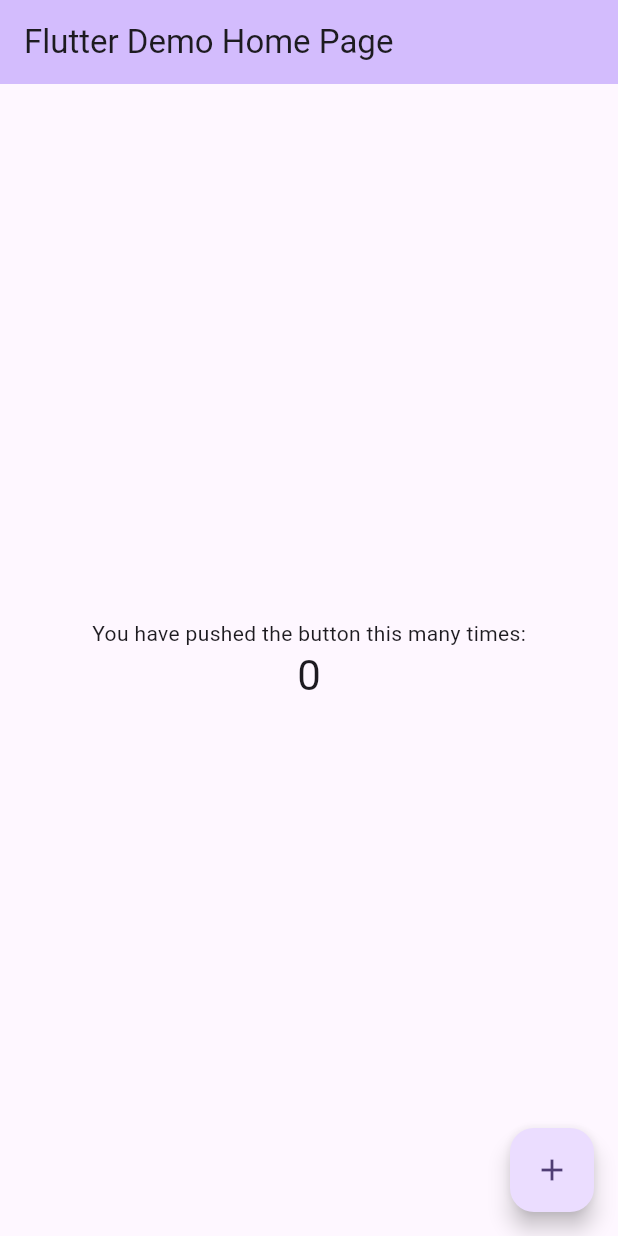
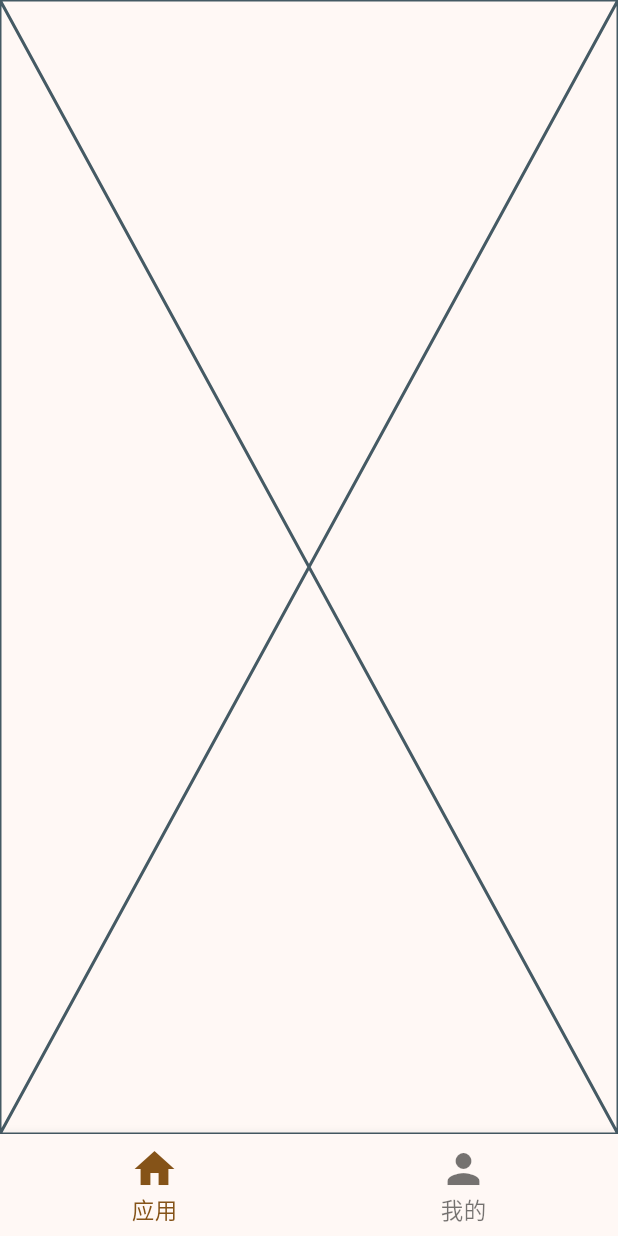
Before and after one commit to GoForceX/Waterstone, a Flutter app: the screen it shows after launch, on a phone screen of 412 x 824 dp. Run offline on Flutter 3.47's test engine with Material 3 defaults, Android fonts, the phone set to English and light mode, and no system bars; our stand-ins replace auto_route, cookie_jar, dio, dio_cookie_manager, logger, native_dio_adapter and 2 more; missing offline and left inert: a package; statements that could not run were skipped.

Commit message:
feat: Set init structure

```diff
--- a/lib/main.dart
+++ b/lib/main.dart
@@ -1,5 +1,4 @@
-import 'dart:io';
-
+import 'package:auto_route/auto_route.dart';
 import 'package:cookie_jar/cookie_jar.dart';
 import 'package:dio/dio.dart';
 import 'package:dio_cookie_manager/dio_cookie_manager.dart';
@@ -9,13 +8,14 @@ import 'package:native_dio_adapter/native_dio_adapter.dart';
 import 'package:package_info_plus/package_info_plus.dart';
 import 'package:path_provider/path_provider.dart';
 import 'package:shared_preferences/shared_preferences.dart';
+import 'package:waterstone/main.gr.dart';
 
 import 'constants.dart';
 
 Future<void> main() async {
   WidgetsFlutterBinding.ensureInitialized();
   await BaseSingleton.singleton.init();
-  runApp(const MyApp());
+  runApp(MyApp());
 }
 
 Logger logger = Logger(
@@ -29,123 +29,34 @@ Logger logger = Logger(
         ));
 
 class MyApp extends StatelessWidget {
-  const MyApp({super.key});
+  MyApp({super.key});
+
+  final _appRouter = AppRouter();
 
   // This widget is the root of your application.
   @override
   Widget build(BuildContext context) {
-    return MaterialApp(
+    return MaterialApp.router(
       title: 'Waterstone',
+      routerConfig: _appRouter.config(),
       theme: ThemeData(
-        // This is the theme of your application.
-        //
-        // TRY THIS: Try running your application with "flutter run". You'll see
-        // the application has a purple toolbar. Then, without quitting the app,
-        // try changing the seedColor in the colorScheme below to Colors.green
-        // and then invoke "hot reload" (save your changes or press the "hot
-        // reload" button in a Flutter-supported IDE, or press "r" if you used
-        // the command line to start the app).
-        //
-        // Notice that the counter didn't reset back to zero; the application
-        // state is not lost during the reload. To reset the state, use hot
-        // restart instead.
-        //
-        // This works for code too, not just values: Most code changes can be
-        // tested with just a hot reload.
-        colorScheme: ColorScheme.fromSeed(seedColor: Colors.deepPurple),
+        colorScheme: ColorScheme.fromSeed(seedColor: Colors.orange),
         useMaterial3: true,
       ),
-      home: const MyHomePage(title: 'Flutter Demo Home Page'),
     );
   }
 }
 
-class MyHomePage extends StatefulWidget {
-  const MyHomePage({super.key, required this.title});
-
-  // This widget is the home page of your application. It is stateful, meaning
-  // that it has a State object (defined below) that contains fields that affect
-  // how it looks.
-
-  // This class is the configuration for the state. It holds the values (in this
-  // case the title) provided by the parent (in this case the App widget) and
-  // used by the build method of the State. Fields in a Widget subclass are
-  // always marked "final".
-
-  final String title;
+@AutoRouterConfig(replaceInRouteName: 'Screen|Page,Route')
+class AppRouter extends RootStackRouter {
 
   @override
-  State<MyHomePage> createState() => _MyHomePageState();
-}
-
-class _MyHomePageState extends State<MyHomePage> {
-  int _counter = 0;
-
-  void _incrementCounter() {
-    setState(() {
-      // This call to setState tells the Flutter framework that something has
-      // changed in this State, which causes it to rerun the build method below
-      // so that the display can reflect the updated values. If we changed
-      // _counter without calling setState(), then the build method would not be
-      // called again, and so nothing would appear to happen.
-      _counter++;
-    });
-  }
-
-  @override
-  Widget build(BuildContext context) {
-    // This method is rerun every time setState is called, for instance as done
-    // by the _incrementCounter method above.
-    //
-    // The Flutter framework has been optimized to make rerunning build methods
-    // fast, so that you can just rebuild anything that needs updating rather
-    // than having to individually change instances of widgets.
-    return Scaffold(
-      appBar: AppBar(
-        // TRY THIS: Try changing the color here to a specific color (to
-        // Colors.amber, perhaps?) and trigger a hot reload to see the AppBar
-        // change color while the other colors stay the same.
-        backgroundColor: Theme.of(context).colorScheme.inversePrimary,
-        // Here we take the value from the MyHomePage object that was created by
-        // the App.build method, and use it to set our appbar title.
-        title: Text(widget.title),
-      ),
-      body: Center(
-        // Center is a layout widget. It takes a single child and positions it
-        // in the middle of the parent.
-        child: Column(
-          // Column is also a layout widget. It takes a list of children and
-          // arranges them vertically. By default, it sizes itself to fit its
-          // children horizontally, and tries to be as tall as its parent.
-          //
-          // Column has various properties to control how it sizes itself and
-          // how it positions its children. Here we use mainAxisAlignment to
-          // center the children vertically; the main axis here is the vertical
-          // axis because Columns are vertical (the cross axis would be
-          // horizontal).
-          //
-          // TRY THIS: Invoke "debug painting" (choose the "Toggle Debug Paint"
-          // action in the IDE, or press "p" in the console), to see the
-          // wireframe for each widget.
-          mainAxisAlignment: MainAxisAlignment.center,
-          children: <Widget>[
-            const Text(
-              'You have pushed the button this many times:',
-            ),
-            Text(
-              '$_counter',
-              style: Theme.of(context).textTheme.headlineMedium,
-            ),
-          ],
-        ),
-      ),
-      floatingActionButton: FloatingActionButton(
-        onPressed: _incrementCounter,
-        tooltip: 'Increment',
-        child: const Icon(Icons.add),
-      ), // This trailing comma makes auto-formatting nicer for build methods.
-    );
-  }
+  List<AutoRoute> get routes => [
+    AutoRoute(page: MainRoute.page, path: '/', children: [
+      AutoRoute(page: ToolsRoute.page, path: 'tools'),
+      AutoRoute(page: UserRoute.page, path: 'user'),
+    ]),
+  ];
 }
 
 class BaseSingleton {
--- /dev/null
+++ b/lib/pages/main.dart
@@ -0,0 +1,38 @@
+import 'package:auto_route/auto_route.dart';
+import 'package:flutter/material.dart';
+
+import '../main.gr.dart';
+
+@RoutePage()
+class MainPage extends StatelessWidget {
+  const MainPage({super.key});
+
+  @override
+  Widget build(BuildContext context) {
+    return AutoTabsScaffold(
+      routes: [
+        ToolsRoute(),
+        UserRoute(),
+      ],
+      bottomNavigationBuilder: (_, tabsRouter) {
+        return BottomNavigationBar(
+          iconSize: 32,
+          selectedFontSize: 15,
+          unselectedFontSize: 15,
+          items: const [
+            BottomNavigationBarItem(
+              icon: Icon(Icons.home),
+              label: '应用',
+            ),
+            BottomNavigationBarItem(
+              icon: Icon(Icons.person),
+              label: '我的',
+            ),
+          ],
+          currentIndex: tabsRouter.activeIndex,
+          onTap: tabsRouter.setActiveIndex,
+        );
+      },
+    );
+  }
+}
--- /dev/null
+++ b/lib/pages/main/tools.dart
@@ -0,0 +1,17 @@
+import 'package:auto_route/auto_route.dart';
+import 'package:flutter/material.dart';
+
+@RoutePage()
+class ToolsPage extends StatefulWidget {
+  const ToolsPage({super.key});
+
+  @override
+  State<ToolsPage> createState() => _ToolsPageState();
+}
+
+class _ToolsPageState extends State<ToolsPage> {
+  @override
+  Widget build(BuildContext context) {
+    return const Placeholder();
+  }
+}
--- a/pubspec.yaml
+++ b/pubspec.yaml
@@ -43,6 +43,7 @@ dependencies:
   package_info_plus: ^8.3.0
   logger: ^2.5.0
   path_provider: ^2.1.5
+  auto_route: ^10.0.1
 
 dev_dependencies:
   flutter_test:
@@ -54,6 +55,8 @@ dev_dependencies:
   # package. See that file for information about deactivating specific lint
   # rules and activating additional ones.
   flutter_lints: ^5.0.0
+  auto_route_generator: ^10.0.1
+  build_runner: ^2.4.15
 
 # For information on the generic Dart part of this file, see the
 # following page: https://dart.dev/tools/pub/pubspec
```
Also changed, not shown: lib/components/login_status.dart (added, +83 -0 lines), lib/pages/main/user.dart (added, +30 -0 lines), lib/utils/auth.dart (added, +43 -0 lines), lib/main.gr.dart (added), pubspec.lock, 2 other files.
